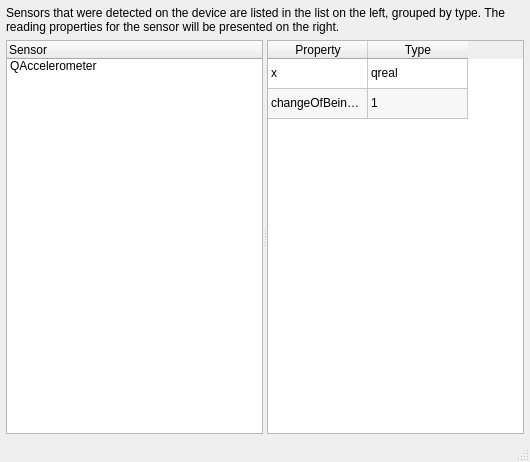
This is examples/sensors/sensor_explorer/explorer.ui in qtproject/qt-mobility as Qt 5 draws it before an edit. The edited form follows.
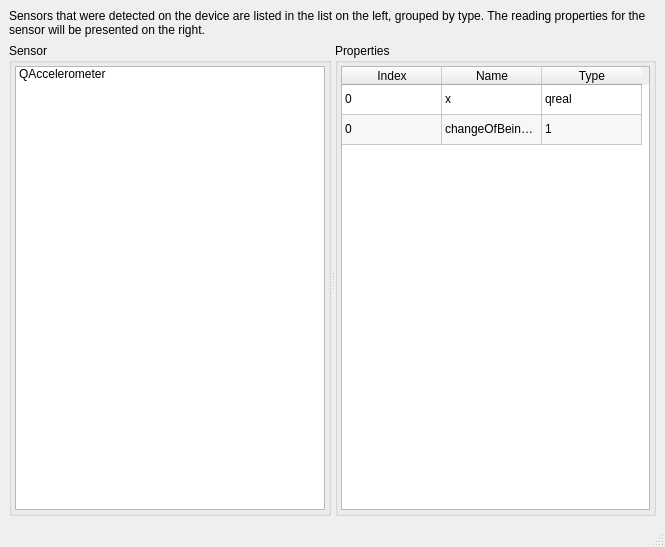
This is the edited form.

Commit message:
update the sensor explorer example
This adds the index that you need to pass to QSensorReading::value()

```diff
--- a/examples/sensors/sensor_explorer/explorer.ui
+++ b/examples/sensors/sensor_explorer/explorer.ui
@@ -6,8 +6,8 @@
    <rect>
     <x>0</x>
     <y>0</y>
-    <width>530</width>
-    <height>462</height>
+    <width>665</width>
+    <height>547</height>
    </rect>
   </property>
   <property name="sizePolicy">
@@ -20,10 +20,7 @@
    <string>MainWindow</string>
   </property>
   <widget class="QWidget" name="centralwidget">
-   <layout class="QVBoxLayout" name="verticalLayout" stretch="0,1">
-    <property name="margin">
-     <number>6</number>
-    </property>
+   <layout class="QVBoxLayout" name="verticalLayout">
     <item>
      <widget class="QLabel" name="label">
       <property name="text">
@@ -39,9 +36,24 @@
     </item>
     <item>
      <widget class="QSplitter" name="widget">
+      <property name="sizePolicy">
+       <sizepolicy hsizetype="Expanding" vsizetype="Expanding">
+        <horstretch>0</horstretch>
+        <verstretch>0</verstretch>
+       </sizepolicy>
+      </property>
       <property name="orientation">
        <enum>Qt::Horizontal</enum>
       </property>
+      <widget class="QGroupBox" name="groupBox">
+       <property name="title">
+        <string>Sensor</string>
+       </property>
+       <layout class="QHBoxLayout" name="horizontalLayout">
+        <property name="margin">
+         <number>3</number>
+        </property>
+        <item>
       <widget class="QTreeWidget" name="m_sensors">
        <property name="sizePolicy">
         <sizepolicy hsizetype="MinimumExpanding" vsizetype="Expanding">
@@ -62,10 +74,10 @@
         <number>1</number>
        </property>
        <attribute name="headerVisible">
-        <bool>true</bool>
+           <bool>false</bool>
        </attribute>
        <attribute name="headerVisible">
-        <bool>true</bool>
+           <bool>false</bool>
        </attribute>
        <column>
         <property name="text">
@@ -83,6 +95,18 @@
         </item>
        </item>
       </widget>
+        </item>
+       </layout>
+      </widget>
+      <widget class="QGroupBox" name="groupBox_2">
+       <property name="title">
+        <string>Properties</string>
+       </property>
+       <layout class="QHBoxLayout" name="horizontalLayout_2">
+        <property name="margin">
+         <number>3</number>
+        </property>
+        <item>
       <widget class="QTableWidget" name="m_reading">
        <property name="sizePolicy">
         <sizepolicy hsizetype="MinimumExpanding" vsizetype="Expanding">
@@ -97,7 +121,7 @@
         <enum>QAbstractItemView::ExtendedSelection</enum>
        </property>
        <property name="columnCount">
-        <number>2</number>
+           <number>3</number>
        </property>
        <attribute name="verticalHeaderVisible">
         <bool>false</bool>
@@ -117,7 +141,12 @@
        </row>
        <column>
         <property name="text">
-         <string>Property</string>
+            <string>Index</string>
+           </property>
+          </column>
+          <column>
+           <property name="text">
+            <string>Name</string>
         </property>
        </column>
        <column>
@@ -127,24 +156,37 @@
        </column>
        <item row="0" column="0">
         <property name="text">
-         <string>x</string>
+            <string notr="true">0</string>
         </property>
        </item>
        <item row="0" column="1">
         <property name="text">
-         <string>qreal</string>
+            <string notr="true">x</string>
+           </property>
+          </item>
+          <item row="0" column="2">
+           <property name="text">
+            <string notr="true">qreal</string>
         </property>
        </item>
        <item row="1" column="0">
         <property name="text">
-         <string>changeOfBeingEaten</string>
+            <string notr="true">0</string>
         </property>
        </item>
        <item row="1" column="1">
         <property name="text">
-         <string>1</string>
-        </property>
-       </item>
+            <string notr="true">changeOfBeingEaten</string>
+           </property>
+          </item>
+          <item row="1" column="2">
+           <property name="text">
+            <string notr="true">1</string>
+           </property>
+          </item>
+         </widget>
+        </item>
+       </layout>
       </widget>
      </widget>
     </item>
```
Left out of the diff: 46 changed lines with no effect on the pictures. Lines whose indentation alone changed are shown as unchanged. The commit also changes 3 other files.
